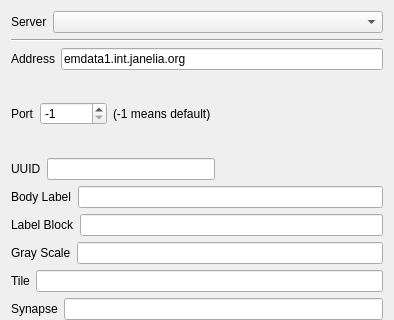
janelia-flyem/NeuTu, file neurolabi/gui/dialogs/zdviddialog.ui: the form before one commit; both pictures show x 0 to 394 and y 0 to 320 of the 394 by 524 pixel window.
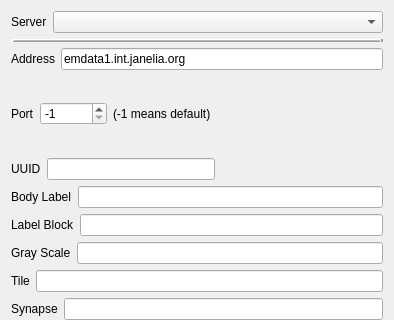
The form after the commit.

Diff of the .ui file:
```diff
--- a/neurolabi/gui/dialogs/zdviddialog.ui
+++ b/neurolabi/gui/dialogs/zdviddialog.ui
@@ -43,6 +43,15 @@
    </item>
    <item>
     <widget class="Line" name="line">
+     <property name="frameShadow">
+      <enum>QFrame::Raised</enum>
+     </property>
+     <property name="lineWidth">
+      <number>3</number>
+     </property>
+     <property name="midLineWidth">
+      <number>1</number>
+     </property>
      <property name="orientation">
       <enum>Qt::Horizontal</enum>
      </property>
```
